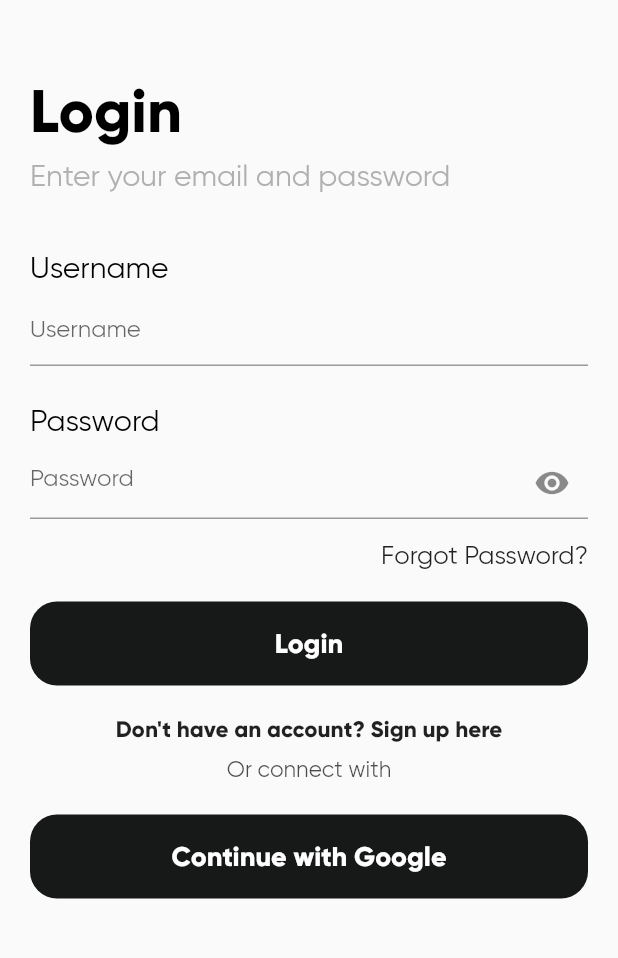
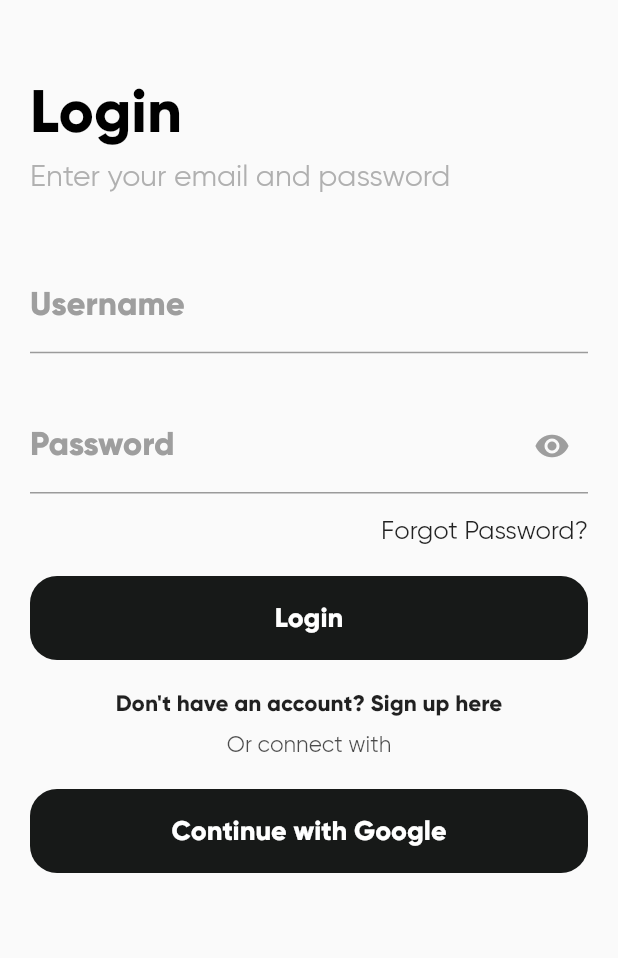
Before and after one commit to tranduc01/hire-a-shelf, a Flutter app: the LoginScreen screen opened directly, on a phone screen of 412 x 824 dp, the part 225-1183 px from its top. Run offline on Flutter 3.47's test engine with Material 2 defaults, Android fonts, the phone set to English and light mode, and no system bars; our stand-ins replace cloud_firestore, device_info_plus, firebase_core, firebase_messaging, flutter_image_slideshow, flutter_local_notifications and 5 more; accounts and stored records are empty.

```diff
--- a/lib/screens/login_screen.dart
+++ b/lib/screens/login_screen.dart
@@ -193,31 +193,26 @@ class _LoginScreenState extends State<LoginScreen> {
         SizedBox(
           height: 20,
         ),
-        Row(
-          children: [
-            Text(
-              "Username",
-              style: TextStyle(color: Colors.black, fontSize: 20),
-            )
-          ],
-        ),
         SizedBox(
           height: 5,
         ),
         TextField(
           controller: usernameController,
-          decoration: InputDecoration(hintText: 'Username'),
+          decoration: InputDecoration(
+            hintText: 'Username',
+            focusedBorder: OutlineInputBorder(
+                borderRadius: BorderRadius.only(
+                    topLeft: Radius.circular(5),
+                    topRight: Radius.circular(30),
+                    bottomLeft: Radius.circular(30),
+                    bottomRight: Radius.circular(5))),
+            labelText: "Username",
+            labelStyle: TextStyle(
+                fontWeight: FontWeight.w600, fontSize: 22, color: Colors.grey),
+          ),
         ),
         SizedBox(
           height: 25,
-        ),
-        Row(
-          children: [
-            Text(
-              "Password",
-              style: TextStyle(color: Colors.black, fontSize: 20),
-            )
-          ],
         ),
         SizedBox(
           height: 5,
@@ -226,14 +221,24 @@ class _LoginScreenState extends State<LoginScreen> {
           controller: passwordController,
           obscureText: _isObscure,
           decoration: InputDecoration(
-              hintText: 'Password',
-              suffixIcon: GestureDetector(
-                onTap: () {
-                  updateVisible();
-                },
-                child:
-                    Icon(_isObscure ? Icons.visibility : Icons.visibility_off),
-              )),
+            hintText: 'Password',
+            suffixIcon: GestureDetector(
+              onTap: () {
+                updateVisible();
+              },
+              child: Icon(_isObscure ? Icons.visibility : Icons.visibility_off,
+                  color: Colors.grey),
+            ),
+            focusedBorder: OutlineInputBorder(
+                borderRadius: BorderRadius.only(
+                    topLeft: Radius.circular(5),
+                    topRight: Radius.circular(30),
+                    bottomLeft: Radius.circular(30),
+                    bottomRight: Radius.circular(5))),
+            labelText: "Password",
+            labelStyle: TextStyle(
+                fontWeight: FontWeight.w600, fontSize: 22, color: Colors.grey),
+          ),
         ),
       ],
     );
--- a/lib/screens/notifications/notification_screen.dart
+++ b/lib/screens/notifications/notification_screen.dart
@@ -59,6 +59,7 @@ class _NotificationState extends State<NotificationScreen> {
       body: SafeArea(
         child: Container(
           child: SingleChildScrollView(
+            physics: BouncingScrollPhysics(),
             child: Padding(
               padding: EdgeInsets.only(left: 15, right: 15),
               child: Column(
@@ -139,6 +140,7 @@ Widget getNotifications(Future<List<NotificationItem>> nodifications) {
         List<NotificationItem> notifications = snapshot.data!;
         List<NotificationItem> reverse = notifications.reversed.toList();
         return ListView.builder(
+          physics: BouncingScrollPhysics(),
           shrinkWrap: true,
           itemCount: reverse.length,
           itemBuilder: (context, index) {
--- a/lib/screens/product_details/product_details_screen.dart
+++ b/lib/screens/product_details/product_details_screen.dart
@@ -133,10 +133,7 @@ class _ProductDetailsScreenState extends State<ProductDetailsScreen> {
                               height: 10,
                             ),
                             joinButton(_jwt),
-                            Spacer(),
-                            SizedBox(
-                              height: 20,
-                            )
+                            Container(height: 20),
                           ],
                         ),
                       ),
```
